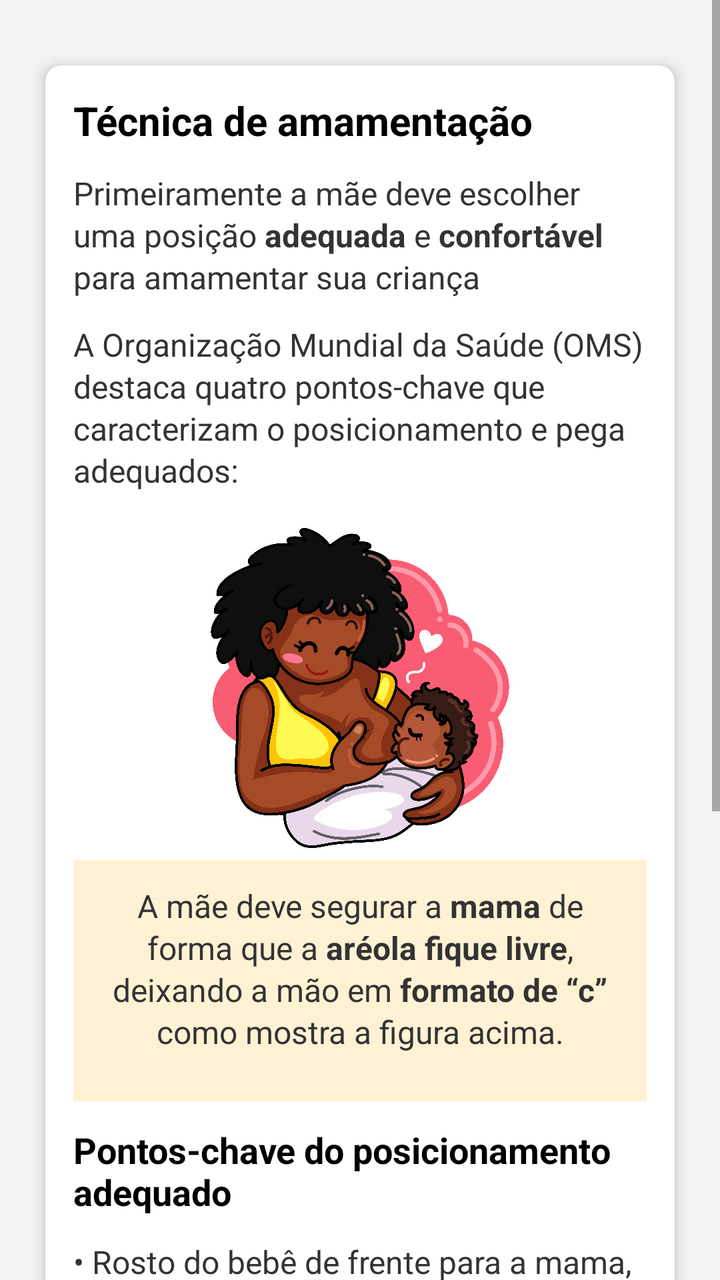
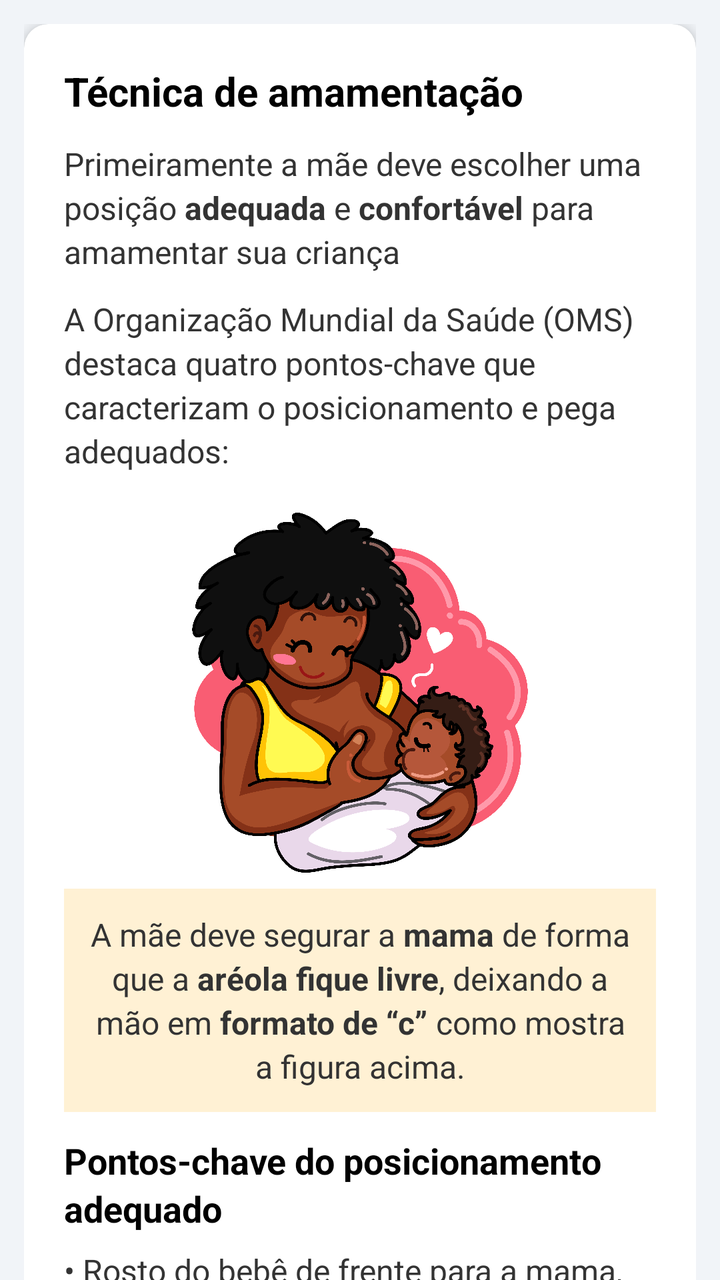

Before-and-after screenshots of an Android layout around one commit, followed by the original layout XML and the change that was made.
<!-- AndroidManifest.xml: application theme Theme.NutrirAGente -->
<!-- res/layout/proper_technique.xml -->
<?xml version="1.0" encoding="utf-8"?>
<LinearLayout xmlns:android="http://schemas.android.com/apk/res/android"
    xmlns:app="http://schemas.android.com/apk/res-auto"
    android:orientation="vertical"
    android:layout_width="match_parent"
    android:layout_height="match_parent"
    android:background="#F2F2F2">



    
    <ScrollView
        android:layout_width="match_parent"
        android:layout_height="match_parent"
        android:fillViewport="true">

        <LinearLayout
            android:layout_width="match_parent"
            android:layout_height="wrap_content"
            android:orientation="vertical"
            android:padding="16dp">

            
            <androidx.cardview.widget.CardView
                android:layout_width="match_parent"
                android:layout_height="wrap_content"
                android:layout_marginTop="8dp"
                android:layout_marginBottom="16dp"
                app:cardCornerRadius="8dp"
                app:cardElevation="4dp"
                app:cardUseCompatPadding="true">

                <LinearLayout
                    android:layout_width="match_parent"
                    android:layout_height="wrap_content"
                    android:orientation="vertical"
                    android:padding="14dp">

                    <LinearLayout
                        android:layout_width="match_parent"
                        android:layout_height="wrap_content"
                        android:orientation="vertical">

                        
                        <TextView
                            android:id="@+id/tvTitulo"
                            android:layout_width="wrap_content"
                            android:layout_height="wrap_content"
                            android:text="Técnica de amamentação"
                            android:textSize="20sp"
                            android:textStyle="bold"
                            android:textColor="#000000"
                            android:layout_marginBottom="12dp"/>

                        <TextView
                            android:id="@+id/tvTextoPrincipal"
                            android:layout_width="match_parent"
                            android:layout_height="wrap_content"
                            android:text="@string/tecmamamada"
                            android:textSize="16sp"
                            android:textColor="#333333"
                            android:lineSpacingExtra="2dp"
                            android:layout_marginBottom="12dp"/>

                        <TextView
                            android:id="@+id/tv_5_TextoPrincipal"
                            android:layout_width="match_parent"
                            android:layout_height="wrap_content"
                            android:text="A Organização Mundial da Saúde (OMS) destaca quatro pontos-chave que caracterizam o posicionamento e pega adequados:"
                            android:textSize="16sp"
                            android:textColor="#333333"
                            android:lineSpacingExtra="2dp"
                            android:layout_marginBottom="12dp"/>

                        <ImageView
                            android:id="@+id/feeding_child_image"
                            android:layout_width="160dp"
                            android:layout_height="160dp"
                            android:src="@drawable/mae_forma_c"
                            android:layout_gravity="center"
                            android:adjustViewBounds="true"
                            android:scaleType="fitCenter"
                            android:layout_marginTop="6dp"
                            android:layout_marginBottom="6dp"/>

                        <LinearLayout
                            android:layout_width="match_parent"
                            android:layout_height="wrap_content"
                            android:layout_marginBottom="12dp"
                            android:background="#FFF1D4"
                            android:orientation="vertical"
                            android:padding="12dp">

                            <TextView
                                android:id="@+id/tv_3_TextoPrincipal"
                                android:layout_width="match_parent"
                                android:layout_height="wrap_content"
                                android:text="@string/tecmamada2"
                                android:textSize="16sp"
                                android:textColor="#333333"
                                android:lineSpacingExtra="2dp"
                                android:layout_marginBottom="12dp"
                                android:gravity="center"
                                />

                    </LinearLayout>

                        <TextView
                            android:id="@+id/tv_1_Titulo"
                            android:layout_width="wrap_content"
                            android:layout_height="wrap_content"
                            android:text="Pontos-chave do posicionamento adequado"
                            android:textSize="18sp"
                            android:textStyle="bold"
                            android:textColor="#000000"
                            android:layout_marginBottom="12dp"
                            android:layout_gravity="center"
                            />

                        <TextView
                            android:id="@+id/tv_2_TextoPrincipal"
                            android:layout_width="match_parent"
                            android:layout_height="wrap_content"
                            android:text="@string/tecmamada3"
                            android:textSize="16sp"
                            android:textColor="#333333"
                            android:lineSpacingExtra="2dp"
                            android:layout_marginBottom="12dp"/>

                        <TextView
                            android:id="@+id/tv_Titulo"
                            android:layout_width="wrap_content"
                            android:layout_height="wrap_content"
                            android:text="Pontos-chave da pega adequada"
                            android:textSize="18sp"
                            android:textStyle="bold"
                            android:textColor="#000000"
                            android:layout_marginBottom="12dp"
                            android:layout_gravity="center"
                            />

                        <TextView
                            android:id="@+id/tv_4_TextoPrincipal"
                            android:layout_width="match_parent"
                            android:layout_height="wrap_content"
                            android:text="@string/tecmamada4"
                            android:textSize="16sp"
                            android:textColor="#333333"
                            android:lineSpacingExtra="2dp"
                            android:layout_marginBottom="12dp"/>

                    </LinearLayout>
                </LinearLayout>
            </androidx.cardview.widget.CardView>

        </LinearLayout>

    </ScrollView>
</LinearLayout>
<!-- resources referenced by this layout -->
<resources>
  <!-- unchanged entries left out for length: 12 -->
</resources>

<!-- the commit's change to res/layout/proper_technique.xml (unified diff, before → after) -->
@@ -1,159 +1,93 @@
 <?xml version="1.0" encoding="utf-8"?>
-<LinearLayout xmlns:android="http://schemas.android.com/apk/res/android"
+<androidx.coordinatorlayout.widget.CoordinatorLayout
+    xmlns:android="http://schemas.android.com/apk/res/android"
     xmlns:app="http://schemas.android.com/apk/res-auto"
-    android:orientation="vertical"
     android:layout_width="match_parent"
     android:layout_height="match_parent"
-    android:background="#F2F2F2">
+    android:background="@color/gray">
 
+    <com.google.android.material.appbar.AppBarLayout
+        android:layout_width="match_parent"
+        android:layout_height="wrap_content"
+        android:background="@color/blue_toolbar"
+        app:elevation="@dimen/appbar_elevation" />
 
-
-    
-    <ScrollView
+    <androidx.core.widget.NestedScrollView
         android:layout_width="match_parent"
         android:layout_height="match_parent"
-        android:fillViewport="true">
+        app:layout_behavior="@string/appbar_scrolling_view_behavior">
 
-        <LinearLayout
-            android:layout_width="match_parent"
-            android:layout_height="wrap_content"
-            android:orientation="vertical"
-            android:padding="16dp">
+        <LinearLayout style="@style/LinearContainer">
 
-            
-            <androidx.cardview.widget.CardView
-                android:layout_width="match_parent"
-                android:layout_height="wrap_content"
-                android:layout_marginTop="8dp"
-                android:layout_marginBottom="16dp"
-                app:cardCornerRadius="8dp"
-                app:cardElevation="4dp"
-                app:cardUseCompatPadding="true">
+            <androidx.cardview.widget.CardView style="@style/CardNutrir">
 
-                <LinearLayout
-                    android:layout_width="match_parent"
-                    android:layout_height="wrap_content"
-                    android:orientation="vertical"
-                    android:padding="14dp">
+                <LinearLayout style="@style/CardContent">
+
+                    
+                    <TextView
+                        android:id="@+id/tvTitulo"
+                        style="@style/TextTitle"
+                        android:text="Técnica de amamentação" />
+
+                    <TextView
+                        android:id="@+id/tvTextoPrincipal"
+                        style="@style/TextBody"
+                        android:layout_marginBottom="@dimen/spacing_md"
+                        android:text="@string/tecmamamada" />
+
+                    <TextView
+                        android:id="@+id/tv_5_TextoPrincipal"
+                        style="@style/TextBody"
+                        android:layout_marginBottom="@dimen/spacing_md"
+                        android:text="A Organização Mundial da Saúde (OMS) destaca quatro pontos-chave que caracterizam o posicionamento e pega adequados:" />
+
+                    <ImageView
+                        android:id="@+id/feeding_child_image"
+                        style="@style/ImageCenter"
+                        android:adjustViewBounds="true"
+                        android:scaleType="fitCenter"
+                        android:src="@drawable/mae_forma_c" />
 
                     <LinearLayout
-                        android:layout_width="match_parent"
-                        android:layout_height="wrap_content"
-                        android:orientation="vertical">
-
-                        
-                        <TextView
-                            android:id="@+id/tvTitulo"
-                            android:layout_width="wrap_content"
-                            android:layout_height="wrap_content"
-                            android:text="Técnica de amamentação"
-                            android:textSize="20sp"
-                            android:textStyle="bold"
-                            android:textColor="#000000"
-                            android:layout_marginBottom="12dp"/>
+                        style="@style/SchemeBoxYellow"
+                        android:layout_marginBottom="@dimen/spacing_md">
 
                         <TextView
-                            android:id="@+id/tvTextoPrincipal"
-                            android:layout_width="match_parent"
-                            android:layout_height="wrap_content"
-                            android:text="@string/tecmamamada"
-                            android:textSize="16sp"
-                            android:textColor="#333333"
-                            android:lineSpacingExtra="2dp"
-                            android:layout_marginBottom="12dp"/>
-
-                        <TextView
-                            android:id="@+id/tv_5_TextoPrincipal"
-                            android:layout_width="match_parent"
-                            android:layout_height="wrap_content"
-                            android:text="A Organização Mundial da Saúde (OMS) destaca quatro pontos-chave que caracterizam o posicionamento e pega adequados:"
-                            android:textSize="16sp"
-                            android:textColor="#333333"
-                            android:lineSpacingExtra="2dp"
-                            android:layout_marginBottom="12dp"/>
-
-                        <ImageView
-                            android:id="@+id/feeding_child_image"
-                            android:layout_width="160dp"
-                            android:layout_height="160dp"
-                            android:src="@drawable/mae_forma_c"
-                            android:layout_gravity="center"
-                            android:adjustViewBounds="true"
-                            android:scaleType="fitCenter"
-                            android:layout_marginTop="6dp"
-                            android:layout_marginBottom="6dp"/>
-
-                        <LinearLayout
-                            android:layout_width="match_parent"
-                            android:layout_height="wrap_content"
-                            android:layout_marginBottom="12dp"
-                            android:background="#FFF1D4"
-                            android:orientation="vertical"
-                            android:padding="12dp">
-
-                            <TextView
-                                android:id="@+id/tv_3_TextoPrincipal"
-                                android:layout_width="match_parent"
-                                android:layout_height="wrap_content"
-                                android:text="@string/tecmamada2"
-                                android:textSize="16sp"
-                                android:textColor="#333333"
-                                android:lineSpacingExtra="2dp"
-                                android:layout_marginBottom="12dp"
-                                android:gravity="center"
-                                />
+                            android:id="@+id/tv_3_TextoPrincipal"
+                            style="@style/TextBody"
+                            android:gravity="center"
+                            android:text="@string/tecmamada2" />
 
                     </LinearLayout>
 
-                        <TextView
-                            android:id="@+id/tv_1_Titulo"
-                            android:layout_width="wrap_content"
-                            android:layout_height="wrap_content"
-                            android:text="Pontos-chave do posicionamento adequado"
-                            android:textSize="18sp"
-                            android:textStyle="bold"
-                            android:textColor="#000000"
-                            android:layout_marginBottom="12dp"
-                            android:layout_gravity="center"
-                            />
+                    <TextView
+                        android:id="@+id/tv_1_Titulo"
+                        style="@style/TextSection"
+                        android:layout_gravity="center"
+                        android:text="Pontos-chave do posicionamento adequado" />
 
-                        <TextView
-                            android:id="@+id/tv_2_TextoPrincipal"
-                            android:layout_width="match_parent"
-                            android:layout_height="wrap_content"
-                            android:text="@string/tecmamada3"
-                            android:textSize="16sp"
-                            android:textColor="#333333"
-                            android:lineSpacingExtra="2dp"
-                            android:layout_marginBottom="12dp"/>
+                    <TextView
+                        android:id="@+id/tv_2_TextoPrincipal"
+                        style="@style/TextBody"
+                        android:layout_marginBottom="@dimen/spacing_md"
+                        android:text="@string/tecmamada3" />
 
-                        <TextView
-                            android:id="@+id/tv_Titulo"
-                            android:layout_width="wrap_content"
-                            android:layout_height="wrap_content"
-                            android:text="Pontos-chave da pega adequada"
-                            android:textSize="18sp"
-                            android:textStyle="bold"
-                            android:textColor="#000000"
-                            android:layout_marginBottom="12dp"
-                            android:layout_gravity="center"
-                            />
+                    <TextView
+                        android:id="@+id/tv_Titulo"
+                        style="@style/TextSection"
+                        android:layout_gravity="center"
+                        android:text="Pontos-chave da pega adequada" />
 
-                        <TextView
-                            android:id="@+id/tv_4_TextoPrincipal"
-                            android:layout_width="match_parent"
-                            android:layout_height="wrap_content"
-                            android:text="@string/tecmamada4"
-                            android:textSize="16sp"
-                            android:textColor="#333333"
-                            android:lineSpacingExtra="2dp"
-                            android:layout_marginBottom="12dp"/>
+                    <TextView
+                        android:id="@+id/tv_4_TextoPrincipal"
+                        style="@style/TextBody"
+                        android:layout_marginBottom="@dimen/spacing_md"
+                        android:text="@string/tecmamada4" />
 
-                    </LinearLayout>
                 </LinearLayout>
             </androidx.cardview.widget.CardView>
 
         </LinearLayout>
+    </androidx.core.widget.NestedScrollView>
 
-    </ScrollView>
-</LinearLayout>
+</androidx.coordinatorlayout.widget.CoordinatorLayout>
<!-- resource entries referenced after the edit -->
@@ -1,5 +1,85 @@
 <!-- resources referenced by this layout -->
 <resources>
+  <color name="gray">#F1F4F8</color>
+  <dimen name="appbar_elevation">12dp</dimen>
+  <dimen name="spacing_md">12dp</dimen>
+  <style name="CardContent">
+          <item name="android:layout_width">match_parent</item>
+          <item name="android:layout_height">wrap_content</item>
+          <item name="android:orientation">vertical</item>
+          <item name="android:padding">@dimen/padding_xl</item>
+      </style>
+  <style name="CardNutrir">
+          <item name="android:layout_width">match_parent</item>
+          <item name="android:layout_height">wrap_content</item>
+          <item name="android:layout_marginBottom">@dimen/card_margin_bottom</item>
+          <item name="cardCornerRadius">@dimen/card_radius</item>
+          <item name="cardElevation">@dimen/card_elevation</item>
+      </style>
+  <style name="ImageCenter">
+          <item name="android:layout_width">@dimen/image_size_md</item>
+          <item name="android:layout_height">@dimen/image_size_md</item>
+          <item name="android:layout_gravity">center_horizontal</item>
+          <item name="android:layout_marginVertical">@dimen/spacing_sm</item>
+      </style>
+  <style name="LinearContainer">
+          <item name="android:layout_width">match_parent</item>
+          <item name="android:layout_height">wrap_content</item>
+          <item name="android:orientation">vertical</item>
+          <item name="android:padding">@dimen/padding_md</item>
+      </style>
+  <style name="SchemeBoxYellow" parent="SchemeBox">
+          <item name="android:background">@color/box_yellow</item>
+      </style>
+  <style name="TextBody" parent="TextAppearance.Nutrir">
+          <item name="android:layout_width">match_parent</item>
+          <item name="android:layout_height">wrap_content</item>
+          <item name="android:textSize">@dimen/text_size_md</item>
+          <item name="android:lineSpacingExtra">@dimen/line_spacing_sm</item>
+          <item name="android:textColor">@color/color_text_black</item>
+      </style>
+  <style name="TextSection" parent="TextAppearance.Nutrir">
+          <item name="android:layout_width">wrap_content</item>
+          <item name="android:layout_height">wrap_content</item>
+          <item name="android:textSize">@dimen/text_size_lg</item>
+          <item name="android:textStyle">bold</item>
+          <item name="android:textColor">@color/text_bold</item>
+          <item name="android:layout_marginBottom">@dimen/spacing_sm</item>
+      </style>
+  <style name="TextTitle" parent="TextAppearance.Nutrir">
+          <item name="android:layout_width">wrap_content</item>
+          <item name="android:layout_height">wrap_content</item>
+          <item name="android:textSize">@dimen/text_size_xl</item>
+          <item name="android:textStyle">bold</item>
+          <item name="android:textColor">@color/text_bold</item>
+          <item name="android:layout_marginBottom">@dimen/spacing_md</item>
+      </style>
+  <dimen name="padding_xl">20dp</dimen>
+  <dimen name="card_margin_bottom">16dp</dimen>
+  <dimen name="card_radius">12dp</dimen>
+  <dimen name="card_elevation">4dp</dimen>
+  <dimen name="image_size_md">180dp</dimen>
+  <dimen name="spacing_sm">8dp</dimen>
+  <dimen name="padding_md">12dp</dimen>
+  <style name="SchemeBox">
+          <item name="android:layout_width">match_parent</item>
+          <item name="android:layout_height">wrap_content</item>
+          <item name="android:orientation">vertical</item>
+          <item name="android:layout_marginBottom">@dimen/spacing_md</item>
+          <item name="android:padding">@dimen/padding_md</item>
+      </style>
+  <color name="box_yellow">#FFF1D4</color>
+  <style name="TextAppearance.Nutrir" parent="TextAppearance.AppCompat">
+          <item name="android:textColor">@color/text_primary</item>
+          <item name="android:lineSpacingExtra">@dimen/line_spacing_sm</item>
+      </style>
+  <dimen name="text_size_md">16sp</dimen>
+  <dimen name="line_spacing_sm">3dp</dimen>
+  <color name="color_text_black">#333333</color>
+  <dimen name="text_size_lg">18sp</dimen>
+  <color name="text_bold">#000000</color>
+  <dimen name="text_size_xl">20sp</dimen>
+  <color name="text_primary">#2B2B2B</color>
   <!-- unchanged entries left out for length: 12 -->
 </resources>
 
